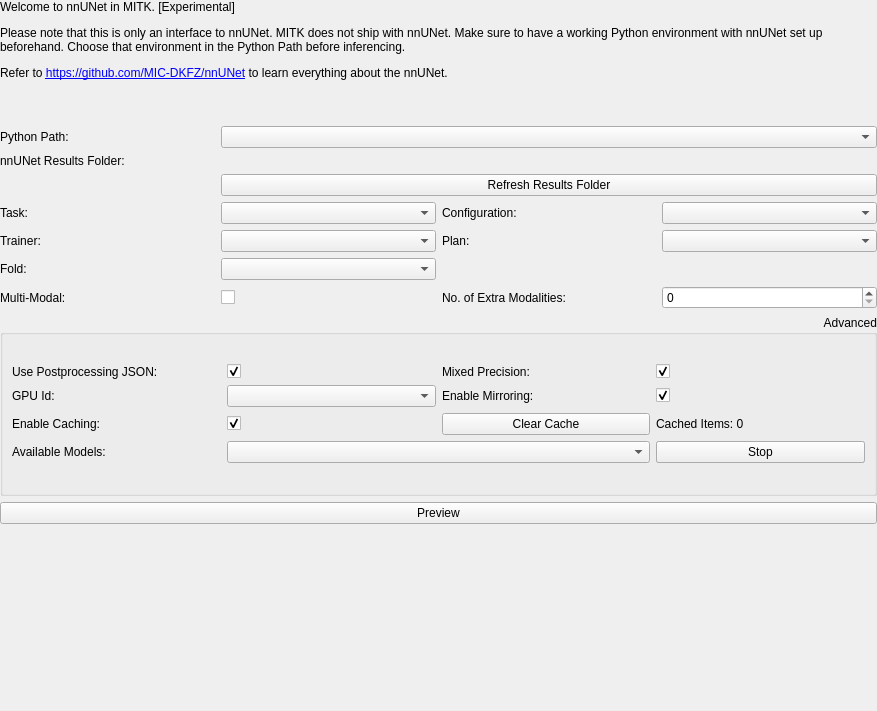
Qt form Modules/SegmentationUI/Qmitk/QmitknnUNetToolGUIControls.ui (MITK/MITK) before a commit.
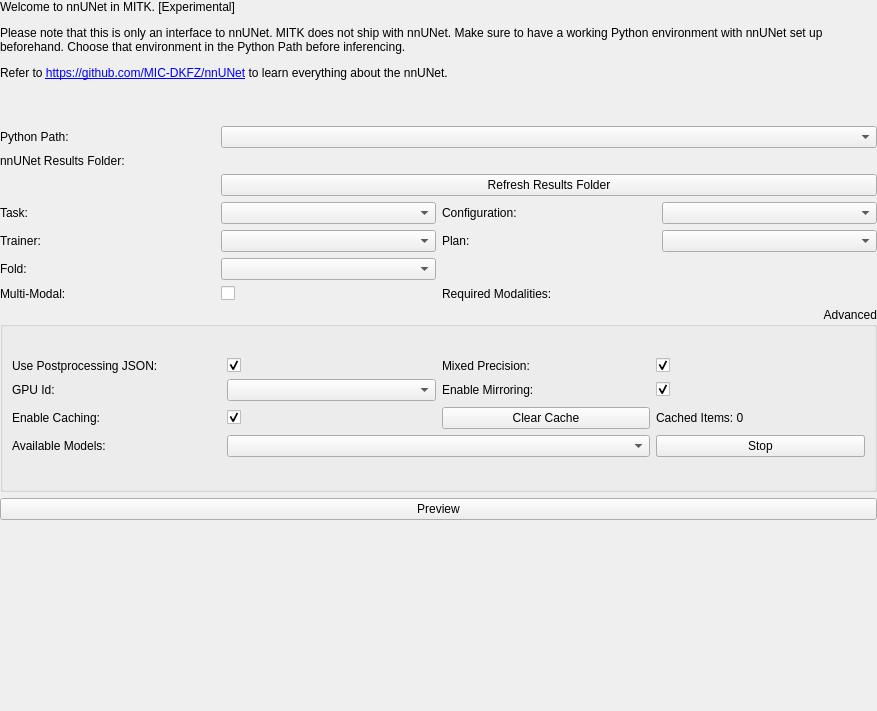
The same form after that commit. Custom widgets are drawn as their Qt base class.

Commit message: Vestigial QSpinbox changed to Qlabel

What changed in the file:
```diff
--- a/Modules/SegmentationUI/Qmitk/QmitknnUNetToolGUIControls.ui
+++ b/Modules/SegmentationUI/Qmitk/QmitknnUNetToolGUIControls.ui
@@ -187,7 +187,7 @@
         </sizepolicy>
        </property>
        <property name="text">
-        <string>No. of Extra Modalities:</string>
+        <string>Required Modalities:</string>
        </property>
       </widget>
      </item>
@@ -202,7 +202,14 @@
       <widget class="ctkComboBox" name="pythonEnvComboBox"/>
      </item>
      <item row="7" column="3">
-      <widget class="QSpinBox" name="multiModalSpinBox"/>
+      <widget class="QLabel" name="multiModalValueLabel">
+        <property name="sizePolicy">
+         <sizepolicy hsizetype="Preferred" vsizetype="Preferred">
+          <horstretch>0</horstretch>
+          <verstretch>0</verstretch>
+         </sizepolicy>
+        </property>
+       </widget>
      </item>
     </layout>
    </item>
```
Left out of the diff: 2 changed lines with no effect on the pictures. The commit also changes 1 other file.
